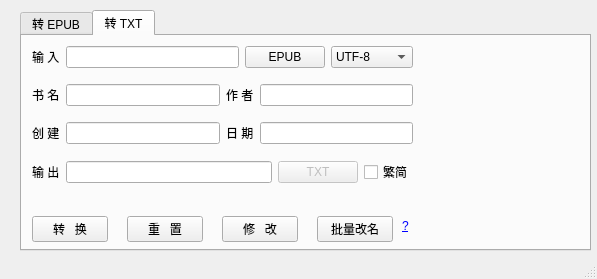
Old version of the form tools/TXT2EPUB/Txt2epub.ui in the repository etony/myPyTool.
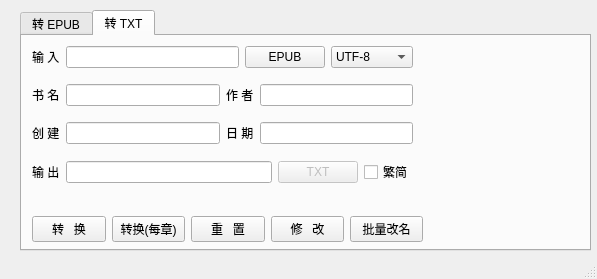
New version of the form. The open tabs and pages were chosen to show the change. Icons and pictures are not drawn. Custom widgets are drawn as their Qt base class.

```diff
--- a/tools/TXT2EPUB/Txt2epub.ui
+++ b/tools/TXT2EPUB/Txt2epub.ui
@@ -417,7 +417,7 @@
        <rect>
         <x>10</x>
         <y>180</y>
-        <width>361</width>
+        <width>391</width>
         <height>26</height>
        </rect>
       </property>
@@ -436,9 +436,9 @@
         </widget>
        </item>
        <item>
-        <widget class="QLabel" name="label_16">
+        <widget class="QPushButton" name="pb_out_conver_chapter">
          <property name="text">
-          <string/>
+          <string>转换(每章)</string>
          </property>
         </widget>
        </item>
@@ -455,13 +455,6 @@
          </property>
         </widget>
        </item>
-       <item>
-        <widget class="QLabel" name="label_17">
-         <property name="text">
-          <string/>
-         </property>
-        </widget>
-       </item>
        <item>
         <widget class="QPushButton" name="pb_out_modi">
          <property name="sizePolicy">
@@ -475,13 +468,6 @@
          </property>
         </widget>
        </item>
-       <item>
-        <widget class="QLabel" name="label_18">
-         <property name="text">
-          <string/>
-         </property>
-        </widget>
-       </item>
        <item>
         <widget class="QPushButton" name="pb_bat_rename">
          <property name="sizePolicy">
```
